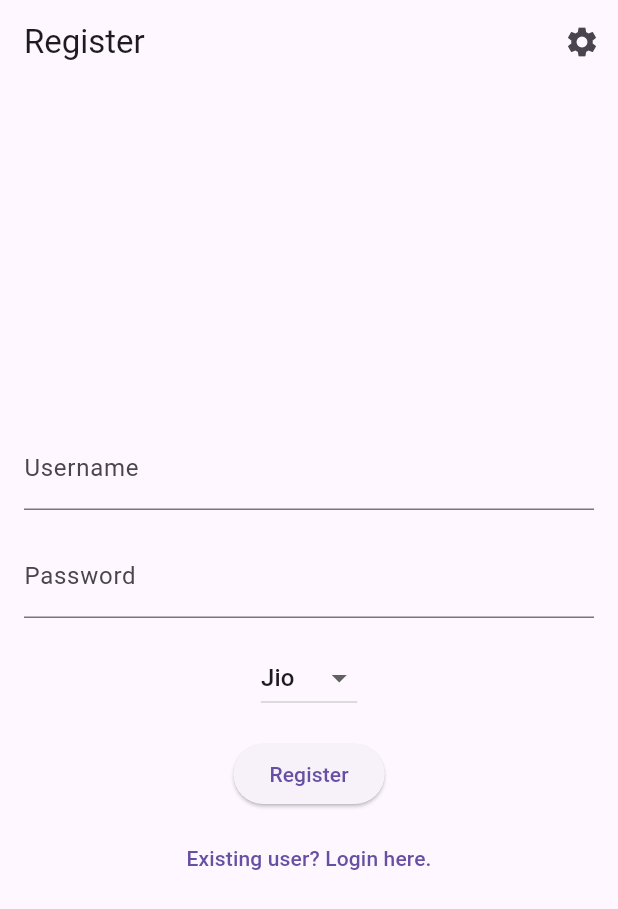
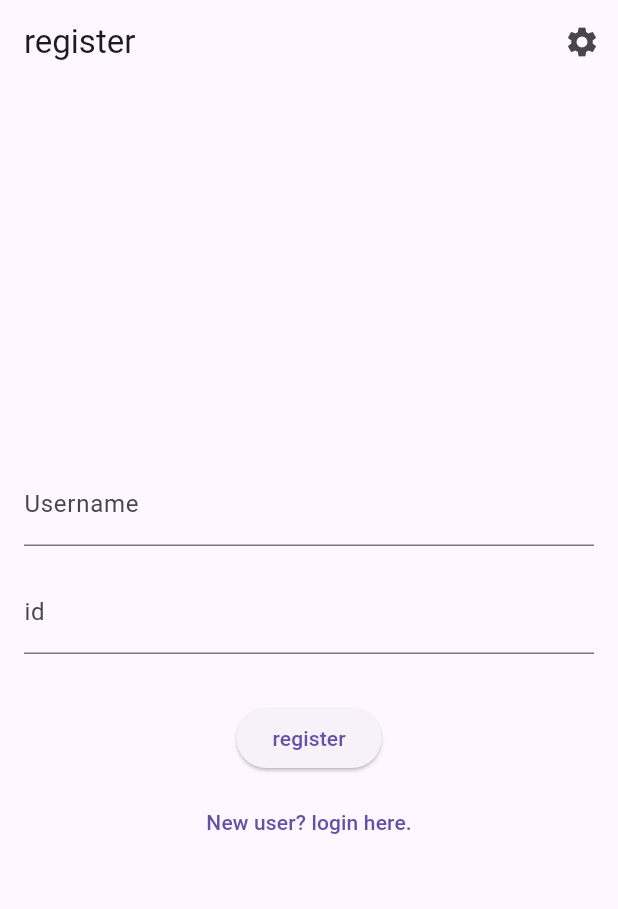
Before and after one commit to aloiva/mobile-app-iot, a Flutter app: the screen it shows after launch, after a tap on "New user? Register here.", on a phone screen of 412 x 824 dp. Shown: the top 909 px of the screen. Run offline on Flutter 3.47's test engine with Material 3 defaults, Android fonts, the phone set to English and light mode, and no system bars; our stand-ins replace firebase_core, firebase_messaging, geolocator, permission_handler, shared_preferences; accounts and stored records are empty.

```diff
--- a/lib/screens/login.dart
+++ b/lib/screens/login.dart
@@ -1,10 +1,9 @@
 // ignore_for_file: deprecated_member_use, avoid_print, use_build_context_synchronously
 
 import 'package:flutter/material.dart';
-import 'package:http/http.dart' as http;
 import 'package:flutter/services.dart';
 import 'dart:convert';
-
+import 'package:mobile_app/services/apiClient.dart';
 import 'package:mobile_app/models/PreferenceUtils.dart';
 // import 'package:mobile_app/screens/home_page.dart';
 // import 'package:mobile_app/models/app_config.dart';
@@ -69,19 +68,10 @@ class LoginForm extends StatefulWidget {
 
 class _LoginFormState extends State<LoginForm> {
   final TextEditingController _usernameController = TextEditingController();
-  final TextEditingController _passwordController = TextEditingController();
-  String selectedProvider = 'Jio';
+  final TextEditingController _idController = TextEditingController();
 
-  List<String> providerList = ['Jio', 'Airtel', 'Vi', 'Other'];
   void _login() async {
-    String apiUrl = PreferenceUtils.getString(AppSettingsKeys.loginEndPoint);
-
-    Map<String, String> credentials = {
-      'type': 'login',
-      'username': _usernameController.text,
-      'password': _passwordController.text,
-      'carrier': selectedProvider,
-    };
+    Map<String, String> credentials = {'username': _usernameController.text, 'id': _idController.text};
     String jsonString = jsonEncode(credentials);
     print(jsonString);
     try {
@@ -96,12 +86,8 @@ class _LoginFormState extends State<LoginForm> {
                 ));
           });
 
-      var response = await http.post(
-        Uri.parse(apiUrl),
-        body: jsonString,
-        headers: {'Content-Type': 'application/json'},
-      );
-      // Close the loading dialog
+      var response = await apiClient.loginUser(credentials);
+      print(response);
       Navigator.of(context).pop();
 
       if (response.statusCode == 200) {
@@ -129,25 +115,11 @@ class _LoginFormState extends State<LoginForm> {
         ),
         const SizedBox(height: 16.0),
         TextField(
-          controller: _passwordController,
+          controller: _idController,
           obscureText: true,
-          decoration: const InputDecoration(labelText: 'Password'),
+          decoration: const InputDecoration(labelText: 'id'),
         ),
         const SizedBox(height: 16.0),
-        DropdownButton<String>(
-          value: selectedProvider,
-          onChanged: (String? newValue) {
-            setState(() {
-              selectedProvider = newValue!;
-            });
-          },
-          items: providerList.map<DropdownMenuItem<String>>((String value) {
-            return DropdownMenuItem<String>(
-              value: value,
-              child: Text(value),
-            );
-          }).toList(),
-        ),
         const SizedBox(height: 16.0),
         ElevatedButton(
           onPressed: _checkConfirmation,
@@ -191,7 +163,7 @@ class _LoginFormState extends State<LoginForm> {
       context: context,
       builder: (BuildContext context) {
         return AlertDialog(
-          title: const Text('Login failed. Please check your password.'),
+          title: const Text('Login failed. Please check your id.'),
           actions: <Widget>[
             TextButton(
               onPressed: () {
--- a/lib/screens/register.dart
+++ b/lib/screens/register.dart
@@ -1,9 +1,12 @@
 // ignore_for_file: deprecated_member_use, avoid_print, use_build_context_synchronously
 
 import 'package:flutter/material.dart';
-import 'package:http/http.dart' as http;
+import 'package:flutter/services.dart';
 import 'dart:convert';
+import 'package:mobile_app/services/apiClient.dart';
 import 'package:mobile_app/models/PreferenceUtils.dart';
+// import 'package:mobile_app/screens/home_page.dart';
+// import 'package:mobile_app/models/app_config.dart';
 
 class RegisterScreen extends StatelessWidget {
   const RegisterScreen({super.key});
@@ -17,7 +20,7 @@ class RegisterScreen extends StatelessWidget {
         return exit;
       },
       child: Scaffold(
-        appBar: AppBar(title: const Text('Register'), automaticallyImplyLeading: false, actions: [
+        appBar: AppBar(title: const Text('register'), automaticallyImplyLeading: false, actions: [
           IconButton(
             icon: const Icon(Icons.settings),
             onPressed: () {
@@ -28,7 +31,7 @@ class RegisterScreen extends StatelessWidget {
         ]),
         body: const Padding(
           padding: EdgeInsets.all(16.0),
-          child: RegisterForm(),
+          child: registerForm(),
         ),
       ),
     );
@@ -46,7 +49,7 @@ class RegisterScreen extends StatelessWidget {
             child: const Text('No'),
           ),
           TextButton(
-            onPressed: () => Navigator.of(context).pop(true),
+            onPressed: () => SystemNavigator.pop(),
             child: const Text('Yes'),
           ),
         ],
@@ -55,31 +58,20 @@ class RegisterScreen extends StatelessWidget {
   }
 }
 
-class RegisterForm extends StatefulWidget {
-  const RegisterForm({super.key});
+class registerForm extends StatefulWidget {
+  const registerForm({super.key});
 
   @override
   // ignore: library_private_types_in_public_api
-  _RegisterFormState createState() => _RegisterFormState();
+  _registerFormState createState() => _registerFormState();
 }
 
-class _RegisterFormState extends State<RegisterForm> {
+class _registerFormState extends State<registerForm> {
   final TextEditingController _usernameController = TextEditingController();
-  final TextEditingController _passwordController = TextEditingController();
-  String selectedProvider = 'Jio';
+  final TextEditingController _idController = TextEditingController();
 
-  List<String> providerList = ['Jio', 'Airtel', 'Vi', 'Other'];
-
-  // ignore: non_constant_identifier_names
-  void _Register() async {
-    String apiUrl = PreferenceUtils.getString(AppSettingsKeys.registerEndpoint);
-
-    Map<String, String> credentials = {
-      'type': 'register',
-      'username': _usernameController.text,
-      'password': _passwordController.text,
-      'carrier': selectedProvider,
-    };
+  void _register() async {
+    Map<String, String> credentials = {'username': _usernameController.text, 'id': _idController.text};
     String jsonString = jsonEncode(credentials);
     print(jsonString);
     try {
@@ -87,26 +79,20 @@ class _RegisterFormState extends State<RegisterForm> {
           context: context,
           builder: (BuildContext context) {
             return const AlertDialog(
-              title: Text('Registering...'),
+                title: Text('Logging in...'),
                 content: LinearProgressIndicator(
                   backgroundColor: Color.fromARGB(2, 91, 9, 9), // Set background color
                   valueColor: AlwaysStoppedAnimation<Color>(Colors.blue), // Set progress color
                 ));
-        },
-      );
+          });
 
-      var response = await http.post(
-        Uri.parse(apiUrl),
-        body: jsonString,
-        headers: {'Content-Type': 'application/json'},
-      );
-      // Close the loading dialog
+      var response = await apiClient.registerUser(credentials);
+      print(response);
       Navigator.of(context).pop();
 
       if (response.statusCode == 200) {
         PreferenceUtils.setBool(UserSettingKeys.isloggedin, true);
         print(PreferenceUtils.getBool(UserSettingKeys.isloggedin));
-
         _showSuccess();
       } else {
         _showFailure();
@@ -129,29 +115,15 @@ class _RegisterFormState extends State<RegisterForm> {
         ),
         const SizedBox(height: 16.0),
         TextField(
-          controller: _passwordController,
+          controller: _idController,
           obscureText: true,
-          decoration: const InputDecoration(labelText: 'Password'),
+          decoration: const InputDecoration(labelText: 'id'),
         ),
         const SizedBox(height: 16.0),
-        DropdownButton<String>(
-          value: selectedProvider,
-          onChanged: (String? newValue) {
-            setState(() {
-              selectedProvider = newValue!;
-            });
-          },
-          items: providerList.map<DropdownMenuItem<String>>((String value) {
-            return DropdownMenuItem<String>(
-              value: value,
-              child: Text(value),
-            );
-          }).toList(),
-        ),
         const SizedBox(height: 16.0),
         ElevatedButton(
           onPressed: _checkConfirmation,
-          child: const Text('Register'),
+          child: const Text('register'),
         ),
         const SizedBox(height: 8.0), // Add some spacing
         TextButton(
@@ -159,7 +131,7 @@ class _RegisterFormState extends State<RegisterForm> {
             // Navigate to the registration route
             Navigator.pushNamed(context, '/login');
           },
-          child: const Text("Existing user? Login here."),
+          child: const Text("New user? login here."),
         ),
       ],
     );
@@ -170,8 +142,8 @@ class _RegisterFormState extends State<RegisterForm> {
       context: context,
       builder: (BuildContext context) {
         return AlertDialog(
-          title: const Text('Registration successful.'),
-          content: const Text('You will be logged in now.'),
+          title: const Text('register Succesful.'),
+          // content: const Text(''),
           actions: <Widget>[
             TextButton(
               onPressed: () {
@@ -191,8 +163,7 @@ class _RegisterFormState extends State<RegisterForm> {
       context: context,
       builder: (BuildContext context) {
         return AlertDialog(
-          title: const Text(''),
-          content: const Text('Registering failed. Please try again.'),
+          title: const Text('register failed. Please check your id.'),
           actions: <Widget>[
             TextButton(
               onPressed: () {
@@ -211,8 +182,8 @@ class _RegisterFormState extends State<RegisterForm> {
       context: context,
       builder: (BuildContext context) {
         return AlertDialog(
-          title: const Text('Register Confirmation'),
-          content: const Text('Are you sure you want to register?'),
+          title: const Text('register Confirmation'),
+          content: const Text('Are you sure you want to log in?'),
           actions: <Widget>[
             TextButton(
               onPressed: () {
@@ -221,7 +192,7 @@ class _RegisterFormState extends State<RegisterForm> {
               child: const Text('No'),
             ),
             TextButton(
-              onPressed: _Register,
+              onPressed: _register,
               child: const Text('Yes'),
             ),
           ],
```
Lines whose indentation alone changed are shown as unchanged.
